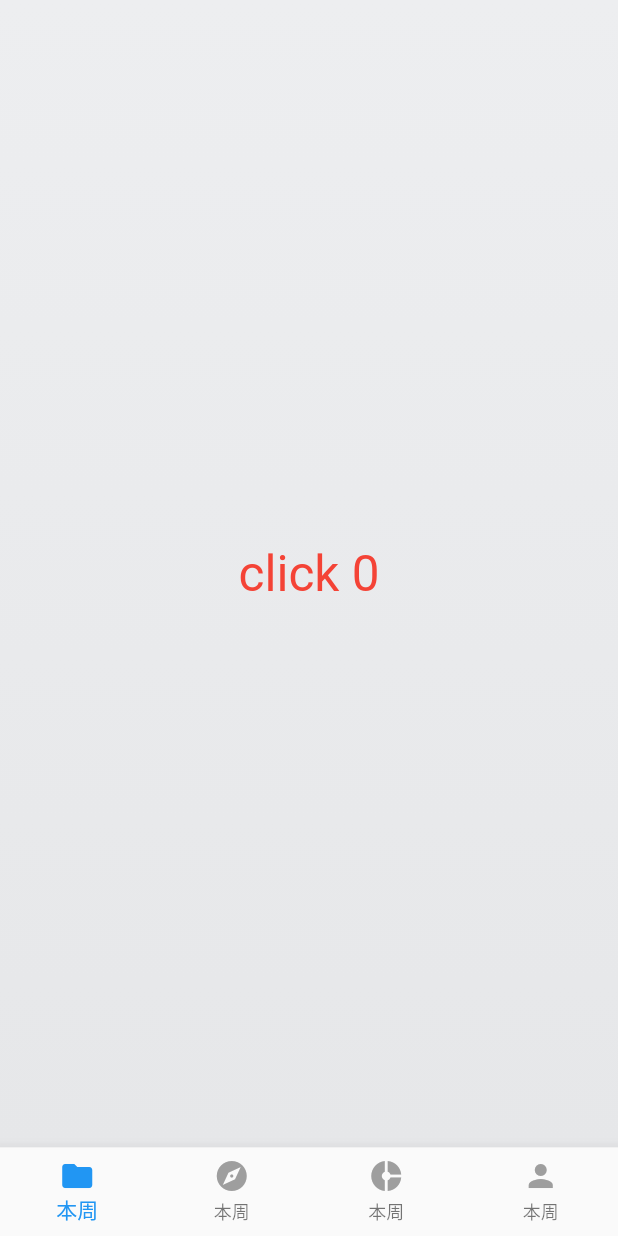
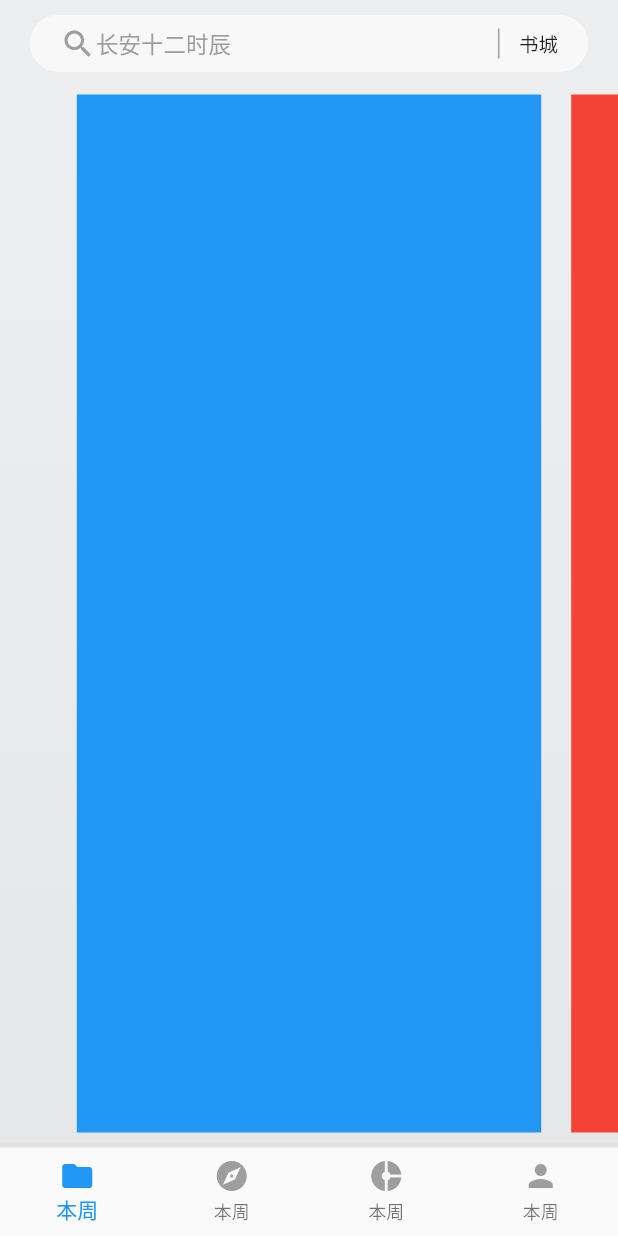
Before and after one commit to tangbing/buauty_flutter, a Flutter app: the screen it shows after launch, on a phone screen of 412 x 824 dp. Run offline on Flutter 3.47's test engine with Material 2 defaults, Android fonts, the phone set to English and light mode, and no system bars.

Commit message:
1自定义appBar 2，pagerView滚动

```diff
--- /dev/null
+++ b/beauty_flutter/lib/content_pager.dart
@@ -0,0 +1,88 @@
+
+import 'package:flutter/material.dart';
+import 'package:beauty_flutter/custom_appbar.dart';
+import 'package:flutter/services.dart';
+
+class ContentPager extends StatefulWidget {
+
+  final ValueChanged<int> onPageChanged;
+  final ContentPagerController contentPagerController;
+  // 构造方法
+  /*
+  1.{},中的，说明是可选参数
+  2.冒号后面，初始化列表
+   */
+  const ContentPager({Key? key, required this.onPageChanged, required this.contentPagerController}) : super(key: key);
+
+  @override
+  _ContentPagerState createState() => _ContentPagerState();
+}
+
+class _ContentPagerState extends State<ContentPager> {
+
+  final PageController _pageController = PageController(
+    /// 视图比例
+    viewportFraction: 0.8
+  );
+
+  static final List<Color> _colors = [Colors.blue,
+    Colors.red,
+    Colors.green,
+    Colors.greenAccent
+  ];
+
+  // initState是state创建的第一个方法
+  @override
+  void initState() {
+    if (widget.contentPagerController != null){
+      widget.contentPagerController._pageController = _pageController;
+    }
+    _statusBar();
+    super.initState();
+  }
+  /// 状态栏- 沉浸式状态栏
+  _statusBar(){
+    // 黑色沉浸式状态栏，基于SystemUiOverlayStyle.dark修改了statusBarColor
+    SystemUiOverlayStyle UiOverlayStyle = const SystemUiOverlayStyle(
+      systemNavigationBarColor: Color(0xFF000000),
+      systemNavigationBarDividerColor: null,
+      statusBarColor: Colors.transparent,
+      systemNavigationBarIconBrightness: Brightness.light,
+      statusBarIconBrightness: Brightness.dark,
+      statusBarBrightness: Brightness.light,
+    );
+    SystemChrome.setSystemUIOverlayStyle(UiOverlayStyle);
+  }
+
+  @override
+  Widget build(BuildContext context) {
+    return Column(
+      children: [
+        //appBar
+        CustomAppBar(),
+        /// 高度撑开，否则在Column中没有高度会报错
+        Expanded(child: PageView(
+          onPageChanged: widget.onPageChanged,
+          controller: _pageController,
+          children: [
+              _wrapItem(0),
+              _wrapItem(1),
+              _wrapItem(2),
+              _wrapItem(3)
+          ],
+        ))
+      ],
+    );
+  }
+
+  Widget _wrapItem(int index){
+    return Padding(padding: EdgeInsets.all(10), child: Container(color: _colors[index]),);
+  }
+}
+
+class ContentPagerController {
+  late PageController _pageController;
+  void jumpToPage(int page) {
+     _pageController?.jumpToPage(page);
+  }
+}
--- /dev/null
+++ b/beauty_flutter/lib/custom_appbar.dart
@@ -0,0 +1,36 @@
+
+
+import 'package:flutter/material.dart';
+
+
+class CustomAppBar extends StatelessWidget {
+  const CustomAppBar({Key? key}) : super(key: key);
+
+  @override
+  Widget build(BuildContext context) {
+    // 刘海屏-安全高度的适配
+    double paddingTop = MediaQuery.of(context).padding.top;
+
+    return Container(
+      margin: EdgeInsets.fromLTRB(20, paddingTop + 10, 20, 5),
+      padding: EdgeInsets.fromLTRB(20, 7, 20, 7),
+      decoration: BoxDecoration(
+        borderRadius: BorderRadius.circular(19), color: Colors.white60
+      ),
+      child: Row(
+        children: [
+          Icon(Icons.search, color: Colors.grey,),
+          Expanded(child: Text("长安十二时辰", style: TextStyle(fontSize: 15,color: Colors.grey),)
+          ),
+          Container(
+            width: 1,
+            height: 20,
+            margin: EdgeInsets.only(right: 13),
+            decoration: BoxDecoration(color: Colors.grey),
+          ),
+          Text("书城", style: TextStyle(fontSize: 13),)
+        ],
+      ),
+    );
+  }
+}
--- a/beauty_flutter/lib/tab_navigator.dart
+++ b/beauty_flutter/lib/tab_navigator.dart
@@ -1,4 +1,5 @@
 
+import 'package:beauty_flutter/content_pager.dart';
 import 'package:flutter/material.dart';
 
 ///底部导航栏框架搭建
@@ -15,6 +16,7 @@ class _TabNavigatorState extends State<TabNavigator> {
   final _activeColor  = Colors.blue;
 
   int _selectIndex = 0;
+  final ContentPagerController _contentPagerController = ContentPagerController();
 
   @override
   Widget build(BuildContext context) {
@@ -31,7 +33,13 @@ class _TabNavigatorState extends State<TabNavigator> {
              )
           ),
         child: Center(
-          child: Text("click $_selectIndex", style: TextStyle(fontSize: 33,color: Colors.red),),
+          // pageView回调，给BottomNavigationBar
+          child: ContentPager(onPageChanged: (int index){
+            setState(() {
+              _selectIndex = index;
+            },);
+
+          }, contentPagerController: _contentPagerController,)
         ),
       ),
       bottomNavigationBar: BottomNavigationBar(
@@ -44,6 +52,7 @@ class _TabNavigatorState extends State<TabNavigator> {
         _bottomNavigItem("本周", Icons.person, 3),
       ],
         onTap: (index) {
+          _contentPagerController.jumpToPage(index);
           // 修改状态
           setState(() {
             _selectIndex = index;
```
